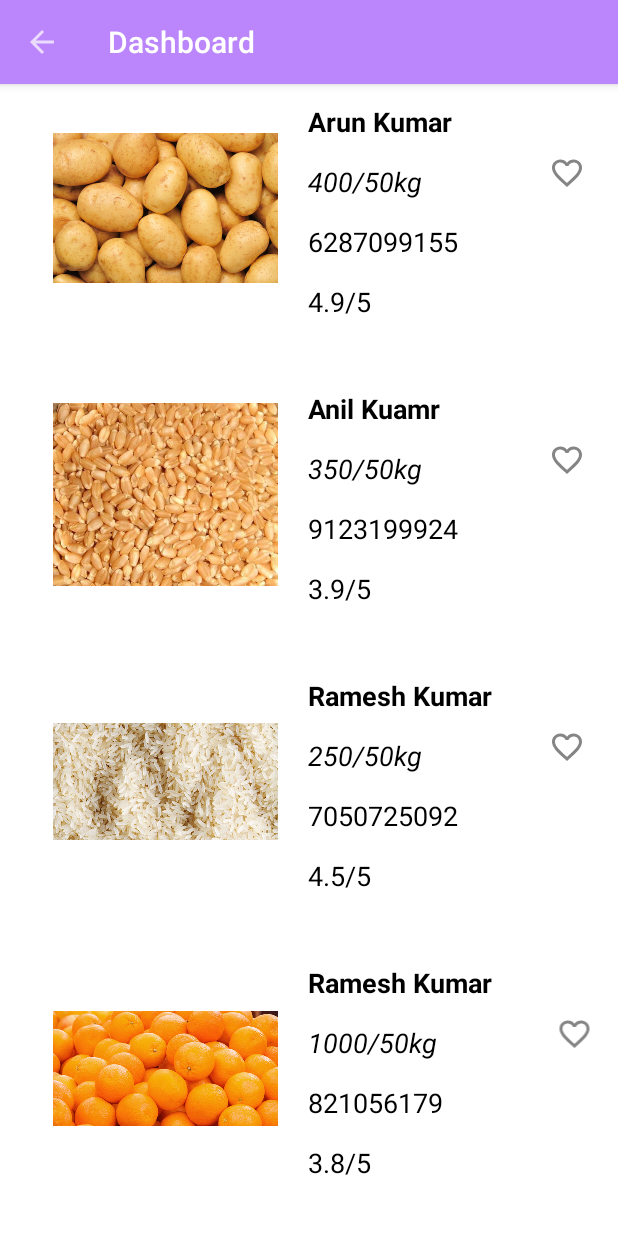
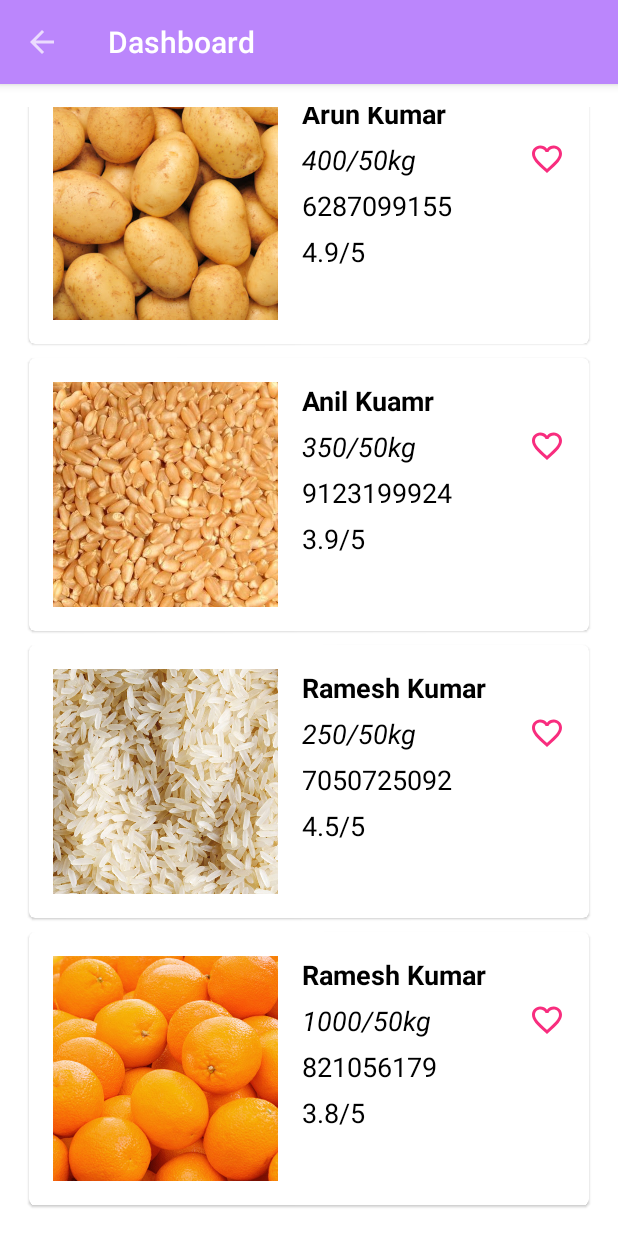
Before and after one commit to AshishRanjanMonal/OriginalAggrobuddy, an Android app: the DashboardFragment screen opened directly, with no data from a screen before it, scrolled down 219 dp, on a phone screen of 412 x 824 dp. Run offline under Robolectric (Android 15) with nearby library versions, the light colour scheme and no system bars; our stand-ins replace Volley; 3 statements that could not run were skipped.

Commit message:
Cards added in recycler dashboard.

```diff
--- a/app/src/main/java/com/ashish/aggrobuddy/activity/SplaceScreenActivity.kt
+++ b/app/src/main/java/com/ashish/aggrobuddy/activity/SplaceScreenActivity.kt
@@ -9,7 +9,7 @@ import com.ashish.aggrobuddy.R
 
 class SplaceScreenActivity : AppCompatActivity() {
 
-    lateinit var handler:Handler
+    lateinit var handler: Handler
 
     override fun onCreate(savedInstanceState: Bundle?) {
         super.onCreate(savedInstanceState)
@@ -25,6 +25,6 @@ class SplaceScreenActivity : AppCompatActivity() {
             val intent = Intent(this@SplaceScreenActivity, LoginActivity::class.java)
             startActivity(intent)
             finish()
-        }, 3000)
+        }, 2000)
     }
 }
--- a/app/src/main/java/com/ashish/aggrobuddy/adapter/DashboardRecyclerAdapter.kt
+++ b/app/src/main/java/com/ashish/aggrobuddy/adapter/DashboardRecyclerAdapter.kt
@@ -7,9 +7,11 @@ import android.view.LayoutInflater
 import android.view.View
 import android.view.ViewGroup
 import android.widget.*
+import androidx.constraintlayout.widget.ConstraintLayout
 import androidx.recyclerview.widget.RecyclerView
 import com.ashish.aggrobuddy.R
 import com.ashish.aggrobuddy.model.Farmer
+import com.google.android.material.card.MaterialCardView
 
 
 class DashboardRecyclerAdapter(val context: Context, private val itemList: ArrayList<Farmer>) :
@@ -22,7 +24,7 @@ class DashboardRecyclerAdapter(val context: Context, private val itemList: Array
         val txtrating: TextView = view.findViewById(R.id.txtrating)
         val imgdashboard1: ImageView = view.findViewById(R.id.imagedashboard1)
 
-        val content: RelativeLayout = view.findViewById(R.id.content)
+        val Content: MaterialCardView = view.findViewById(R.id.content)
     }
 
     override fun getItemCount(): Int {
@@ -38,7 +40,7 @@ class DashboardRecyclerAdapter(val context: Context, private val itemList: Array
         holder.txtrating.text = farmer.rating
         holder.imgdashboard1.setImageResource(farmer.image)
 
-        holder.content.setOnClickListener {
+        holder.Content.setOnClickListener {
             Toast.makeText(
                 context, "Clicked on farmer Pallet ",
                 Toast.LENGTH_SHORT
--- /dev/null
+++ b/app/src/main/res/drawable/ic_baseline_favorite.xml
@@ -0,0 +1,10 @@
+<vector android:height="24dp"
+    android:tint="#F82D7E"
+    android:viewportHeight="24"
+    android:viewportWidth="24"
+    android:width="24dp"
+    xmlns:android="http://schemas.android.com/apk/res/android">
+    <path
+        android:fillColor="@android:color/white"
+        android:pathData="M16.5,3c-1.74,0 -3.41,0.81 -4.5,2.09C10.91,3.81 9.24,3 7.5,3 4.42,3 2,5.42 2,8.5c0,3.78 3.4,6.86 8.55,11.54L12,21.35l1.45,-1.32C18.6,15.36 22,12.28 22,8.5 22,5.42 19.58,3 16.5,3zM12.1,18.55l-0.1,0.1 -0.1,-0.1C7.14,14.24 4,11.39 4,8.5 4,6.5 5.5,5 7.5,5c1.54,0 3.04,0.99 3.57,2.36h1.87C13.46,5.99 14.96,5 16.5,5c2,0 3.5,1.5 3.5,3.5 0,2.89 -3.14,5.74 -7.9,10.05z" />
+</vector>
--- a/app/src/main/res/layout/activity_main.xml
+++ b/app/src/main/res/layout/activity_main.xml
@@ -5,7 +5,8 @@
     android:id="@+id/drawerLayout"
     android:layout_width="match_parent"
     android:layout_height="match_parent"
-    tools:context=".activity.MainActivity">
+    tools:context=".activity.MainActivity"
+    tools:openDrawer="start">
 
     <androidx.coordinatorlayout.widget.CoordinatorLayout
         android:id="@+id/coordinatorLayout"
--- a/app/src/main/res/layout/drawer_header.xml
+++ b/app/src/main/res/layout/drawer_header.xml
@@ -1,7 +1,7 @@
 <?xml version="1.0" encoding="utf-8"?>
 <LinearLayout xmlns:android="http://schemas.android.com/apk/res/android"
     android:layout_width="match_parent"
-    android:layout_height="200dp"
+    android:layout_height="176dp"
     android:background="@color/purple_200">
 
     <ImageView
--- a/app/src/main/res/layout/recycler_dashboard_single_row.xml
+++ b/app/src/main/res/layout/recycler_dashboard_single_row.xml
@@ -1,6 +1,16 @@
 <?xml version="1.0" encoding="utf-8"?>
-<RelativeLayout xmlns:android="http://schemas.android.com/apk/res/android"
+<com.google.android.material.card.MaterialCardView xmlns:android="http://schemas.android.com/apk/res/android"
+    xmlns:app="http://schemas.android.com/apk/res-auto"
     android:id="@+id/content"
+    android:layout_width="match_parent"
+    android:layout_height="wrap_content"
+    android:layout_marginStart="4dp"
+    android:layout_marginTop="4dp"
+    android:layout_marginEnd="4dp"
+    android:layout_marginBottom="4dp"
+    android:theme="@style/Theme.MaterialComponents.Light.Dialog">
+
+    <androidx.constraintlayout.widget.ConstraintLayout
         android:layout_width="match_parent"
         android:layout_height="wrap_content">
 
@@ -8,64 +18,78 @@
             android:id="@+id/imagedashboard1"
             android:layout_width="150dp"
             android:layout_height="150dp"
-        android:layout_margin="20dp"
-        android:src="@drawable/onion" />
+            android:layout_margin="16dp"
+            android:scaleType="centerCrop"
+            android:src="@drawable/onion"
+            app:layout_constraintBottom_toBottomOf="parent"
+            app:layout_constraintStart_toStartOf="parent"
+            app:layout_constraintTop_toTopOf="parent" />
 
         <TextView
             android:id="@+id/txtfarmerName"
             android:layout_width="wrap_content"
             android:layout_height="wrap_content"
-        android:layout_marginTop="25dp"
-        android:layout_toRightOf="@+id/imagedashboard1"
+            android:layout_marginStart="16dp"
+            android:layout_marginTop="16dp"
+            android:layout_marginEnd="16dp"
+            android:ellipsize="end"
+            android:maxLines="1"
             android:text="Name of Farmer"
-
             android:textColor="#000000"
             android:textSize="18sp"
-        android:textStyle="bold" />
+            android:textStyle="bold"
+            app:layout_constraintStart_toEndOf="@id/imagedashboard1"
+            app:layout_constraintTop_toTopOf="parent" />
 
 
         <TextView
             android:id="@+id/txtrate"
             android:layout_width="wrap_content"
             android:layout_height="wrap_content"
-        android:layout_below="@+id/txtfarmerName"
-        android:layout_marginTop="15dp"
-        android:layout_toRightOf="@+id/imagedashboard1"
+            android:layout_marginStart="16dp"
+            android:layout_marginTop="6dp"
+            android:layout_marginEnd="16dp"
             android:text="@string/rate"
             android:textColor="#000000"
             android:textSize="18sp"
-        android:textStyle="italic" />
+            android:textStyle="italic"
+            app:layout_constraintStart_toEndOf="@id/imagedashboard1"
+            app:layout_constraintTop_toBottomOf="@id/txtfarmerName" />
 
         <TextView
             android:id="@+id/txtphone"
             android:layout_width="wrap_content"
             android:layout_height="wrap_content"
-        android:layout_below="@+id/txtrate"
-        android:layout_marginTop="15dp"
-        android:layout_toRightOf="@+id/imagedashboard1"
+            android:layout_marginStart="16dp"
+            android:layout_marginTop="6dp"
+            android:layout_marginEnd="16dp"
             android:text="Mobile Number:-"
             android:textColor="#000000"
-        android:textSize="18sp" />
+            android:textSize="18sp"
+            app:layout_constraintStart_toEndOf="@id/imagedashboard1"
+            app:layout_constraintTop_toBottomOf="@id/txtrate" />
 
         <ImageView
             android:id="@+id/imgfavrouties"
-        android:layout_width="124dp"
+            android:layout_width="wrap_content"
             android:layout_height="wrap_content"
-        android:layout_alignParentRight="true"
-        android:layout_marginLeft="78dp"
-        android:layout_marginTop="60dp"
-        android:layout_marginRight="0dp"
-        android:layout_toRightOf="@id/txtrate"
-        android:src="@drawable/ic_rating" />
+            android:paddingStart="16dp"
+            android:paddingEnd="16dp"
+            android:src="@drawable/ic_baseline_favorite"
+            app:layout_constraintEnd_toEndOf="parent"
+            app:layout_constraintTop_toTopOf="@id/txtrate" />
 
         <TextView
             android:id="@+id/txtrating"
             android:layout_width="wrap_content"
             android:layout_height="wrap_content"
-        android:layout_below="@+id/txtphone"
-        android:layout_marginTop="15dp"
-        android:layout_toRightOf="@+id/imagedashboard1"
+            android:layout_marginStart="16dp"
+            android:layout_marginTop="6dp"
+            android:layout_marginEnd="16dp"
             android:text="Rating:-"
             android:textColor="#000000"
-        android:textSize="18sp" />
-</RelativeLayout>
+            android:textSize="18sp"
+            app:layout_constraintStart_toEndOf="@id/imagedashboard1"
+            app:layout_constraintTop_toBottomOf="@id/txtphone" />
+    </androidx.constraintlayout.widget.ConstraintLayout>
+</com.google.android.material.card.MaterialCardView>
```
Lines whose indentation alone changed are shown as unchanged.
